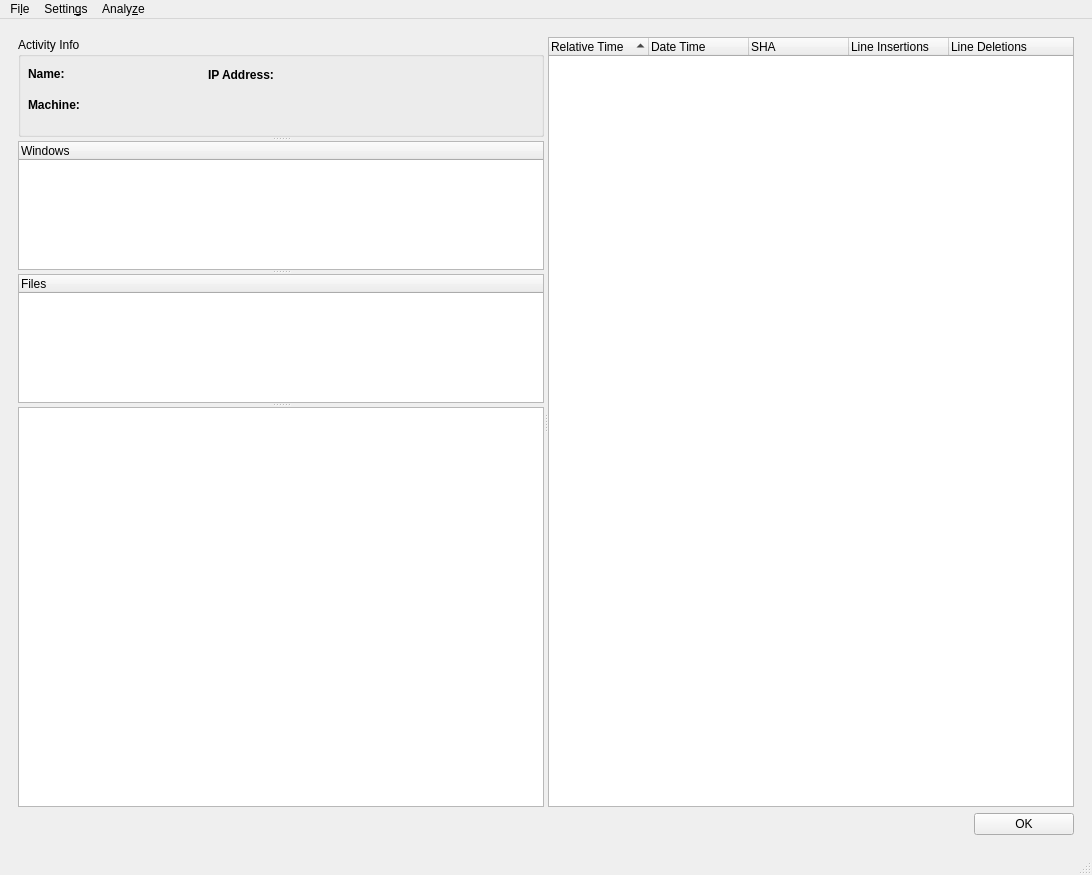
First picture: the form in lupv/Resources/ui/main_window.ui, repository azzamsa/lupv, before the edit.
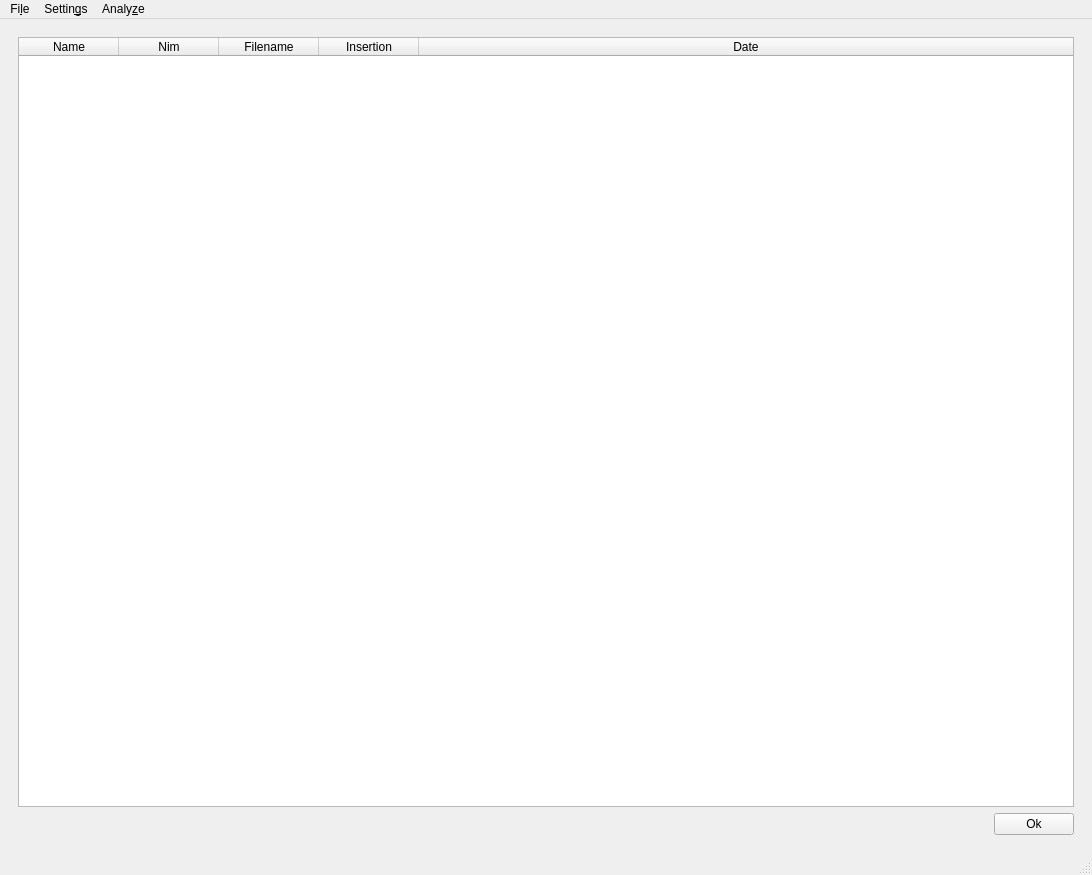
Second picture: the form after the edit.

Patch:
```diff
--- a/lupv/Resources/ui/main_window.ui
+++ b/lupv/Resources/ui/main_window.ui
@@ -18,7 +18,7 @@
     <item>
      <widget class="QStackedWidget" name="stackedWidget">
       <property name="currentIndex">
-       <number>1</number>
+       <number>2</number>
       </property>
       <widget class="QWidget" name="page">
        <layout class="QVBoxLayout" name="verticalLayout_2">
@@ -258,6 +258,66 @@
         </item>
        </layout>
       </widget>
+      <widget class="QWidget" name="page_3">
+       <layout class="QVBoxLayout" name="verticalLayout_3">
+        <item>
+         <widget class="QTableWidget" name="suspect_table">
+          <attribute name="horizontalHeaderStretchLastSection">
+           <bool>true</bool>
+          </attribute>
+          <column>
+           <property name="text">
+            <string>Name</string>
+           </property>
+          </column>
+          <column>
+           <property name="text">
+            <string>Nim</string>
+           </property>
+          </column>
+          <column>
+           <property name="text">
+            <string>Filename</string>
+           </property>
+          </column>
+          <column>
+           <property name="text">
+            <string>Insertion</string>
+           </property>
+          </column>
+          <column>
+           <property name="text">
+            <string>Date</string>
+           </property>
+          </column>
+         </widget>
+        </item>
+        <item>
+         <layout class="QHBoxLayout" name="horizontalLayout_3">
+          <item>
+           <spacer name="horizontalSpacer_2">
+            <property name="orientation">
+             <enum>Qt::Horizontal</enum>
+            </property>
+            <property name="sizeHint" stdset="0">
+             <size>
+              <width>40</width>
+              <height>20</height>
+             </size>
+            </property>
+           </spacer>
+          </item>
+          <item>
+           <widget class="QPushButton" name="to_mainview_btn2">
+            <property name="text">
+             <string>Ok</string>
+            </property>
+           </widget>
+          </item>
+         </layout>
+        </item>
+       </layout>
+      </widget>
      </widget>
     </item>
    </layout>
```
Left out of the diff: 6 changed lines with no effect on the pictures.
